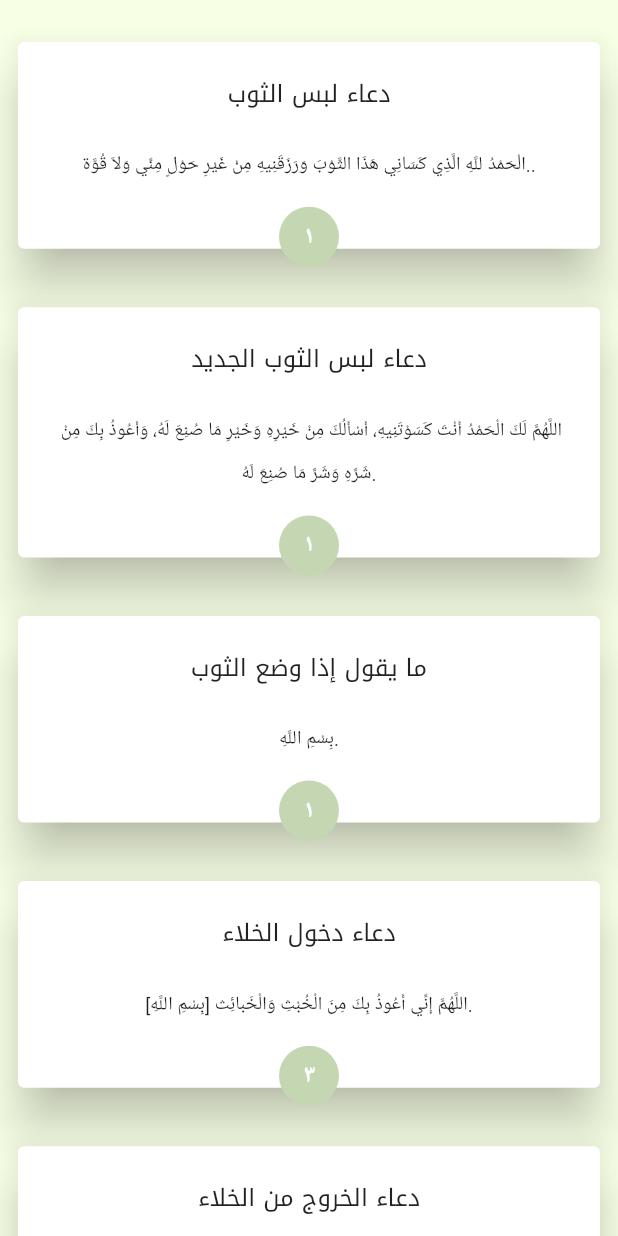
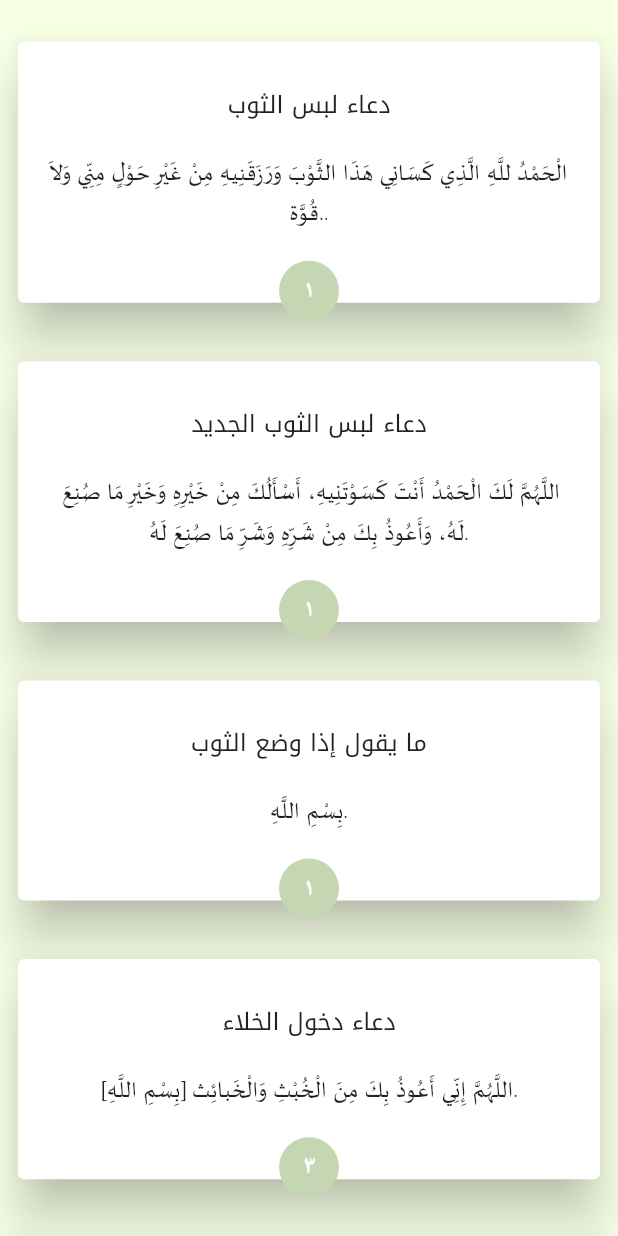
Before and after one commit to TaherSalah/azkary, a Flutter app: the AzkarOthers screen opened directly, on a phone screen of 412 x 824 dp. Run offline on Flutter 3.47's test engine with Material 2 defaults, Android fonts, the light colour scheme and no system bars; our stand-ins replace dio, flutter_rating_bar, flutter_screenutil, google_fonts; network calls fail; Roboto replaces fonts that are missing (Cairo).

Commit message:
edit splash screen and edit fonts for all azkar

```diff
--- a/lib/app/model/sabah_model.dart
+++ b/lib/app/model/sabah_model.dart
@@ -1,5 +1,5 @@
 List<String> azkarSabah = [
-  "أَعُوذُ بِاللهِ مِنْ الشَّيْطَانِ الرَّجِيمِ \n'الله لا إلـه إلا هو الحي القيوم لا تأخذه سنة ولا نوم له ما في السماوات وما في الأرض من ذا الذي يشفع عنده إلا بإذنه يعلم ما بين أيديهم وما خلفهم ولا يحيطون بشيء من علمه إلا بما شاء وسع كرسيه السماوات والأرض ولا يؤوده حفظهما وهو العلي العظيم(۲٥٥)",
+  "أَعُوذُ بِاللهِ مِنْ الشَّيْطَانِ الرَّجِيمِ \n الله لا إلـه إلا هو الحي القيوم لا تأخذه سنة ولا نوم له ما في السماوات وما في الأرض من ذا الذي يشفع عنده إلا بإذنه يعلم ما بين أيديهم وما خلفهم ولا يحيطون بشيء من علمه إلا بما شاء وسع كرسيه السماوات والأرض ولا يؤوده حفظهما وهو العلي العظيم(۲٥٥)",
   "بِسْمِ اللَّهِ الرَّحْمَنِ الرَّحِيم\n"
       "قُلْ هُوَ اللَّهُ أَحَدٌ ﴿۱﴾ اللَّهُ الصَّمَدُ ﴿۲﴾ لَمْ يَلِدْ وَلَمْ يُولَدْ﴿۳﴾ وَلَمْ يَكُنْ لَهُ كُفُوًا أَحَدٌ ﴿٤﴾.",
   "بِسْمِ اللَّهِ الرَّحْمَنِ الرَّحِيم\n"
--- a/lib/app/shard/widgets/azkar_item_builder.dart
+++ b/lib/app/shard/widgets/azkar_item_builder.dart
@@ -36,11 +36,12 @@ class _AzkerItemBuilderState extends State<AzkerItemBuilder> {
                       horizontal: 20.0, vertical: 15),
                   child: Column(
                     children: [
-                      Text(widget.azkarTitle,
-                          textAlign: TextAlign.center,
-                          style: GoogleFonts.notoKufiArabic(
-                              fontSize: 14.sp, height: 2.3)),
-                       SizedBox(
+                      Text(
+                        widget.azkarTitle,
+                        textAlign: TextAlign.center,
+                        style: TextStyle(fontFamily: 'maja', fontSize: 17.sp),
+                      ),
+                      SizedBox(
                         height: 10.h,
                       ),
                       Text(
@@ -48,7 +49,7 @@ class _AzkerItemBuilderState extends State<AzkerItemBuilder> {
                         textAlign: TextAlign.center,
                         style: GoogleFonts.cairo(height: 2.3, fontSize: 11.sp),
                       ),
-                       SizedBox(
+                      SizedBox(
                         height: 25.h,
                       ),
                     ],
@@ -57,7 +58,7 @@ class _AzkerItemBuilderState extends State<AzkerItemBuilder> {
           ),
         ),
         CircleAvatar(
-          backgroundColor:const   Color(AppColor.primaryColor),
+          backgroundColor: const Color(AppColor.primaryColor),
           child: Text(
             widget.azkarRepate,
             textAlign: TextAlign.start,
--- a/lib/app/views/azkar_other.dart
+++ b/lib/app/views/azkar_other.dart
@@ -17,9 +17,9 @@ class AzkarOthers extends StatelessWidget {
                 shrinkWrap: true,
                 physics: const BouncingScrollPhysics(),
                 itemBuilder: (context, index) {
-                  return AzkerItemBuilder(
-                      azkarTitle: azkarOtherTitle[index],
-                      azkarDes: azkarOtherDesc[index],
+                  return buildOtherZakarItem(
+                      azkarOtherTitle: azkarOtherTitle[index],
+                      azkarOtherDesc: azkarOtherDesc[index],
                       azkarRepate: azkarRepate[index]);
                 },
                 separatorBuilder: (context, index) => const SizedBox(
@@ -32,3 +32,55 @@ class AzkarOthers extends StatelessWidget {
     );
   }
 }
+
+Widget buildOtherZakarItem({
+  required String azkarOtherTitle,
+  required String azkarOtherDesc,
+  required String azkarRepate,
+}) {
+  return Stack(
+    alignment: Alignment.bottomCenter,
+    children: [
+      SizedBox(
+        width: double.infinity,
+        child: Padding(
+          padding: const EdgeInsets.all(8.0),
+          child: Card(
+              elevation: 14,
+              child: Padding(
+                padding:
+                    const EdgeInsets.symmetric(horizontal: 20.0, vertical: 15),
+                child: Column(
+                  children: [
+                    Text(azkarOtherTitle,
+                        textAlign: TextAlign.center,
+                        style: GoogleFonts.notoKufiArabic(
+                            fontSize: 14.sp, height: 3)),
+                    SizedBox(
+                      height: 10.h,
+                    ),
+                    Text(
+                      azkarOtherDesc,
+                      textAlign: TextAlign.center,
+                      style: TextStyle(fontFamily: 'maja', fontSize: 17.sp),
+                    ),
+                    SizedBox(
+                      height: 25.h,
+                    ),
+                  ],
+                ),
+              )),
+        ),
+      ),
+      CircleAvatar(
+        backgroundColor: const Color(AppColor.primaryColor),
+        child: Text(
+          azkarRepate,
+          textAlign: TextAlign.start,
+          style: GoogleFonts.cairo(
+              color: Colors.white, fontWeight: FontWeight.bold),
+        ),
+      )
+    ],
+  );
+}
--- a/lib/app/views/splash.dart
+++ b/lib/app/views/splash.dart
@@ -17,7 +17,7 @@ class _SplashScreenState extends State<SplashScreen> {
   void initState() {
     super.initState();
     Timer(
-        const Duration(seconds: 4),
+        const Duration(seconds: 6),
         () => Navigator.pushReplacement(context,
             MaterialPageRoute(builder: (context) => const HomeScreen())));
   }
--- a/pubspec.yaml
+++ b/pubspec.yaml
@@ -52,3 +52,8 @@ flutter:
   uses-material-design: true
   assets:
    - assets/images/
+
+  fonts:
+    - family: maja
+      fonts:
+        - asset: assets/fonts/majalla.ttf
```
Also changed, not shown: lib/app/shard/widgets/splach_builder.dart (+11 -7 lines), assets/fonts/majalla.ttf (added).
